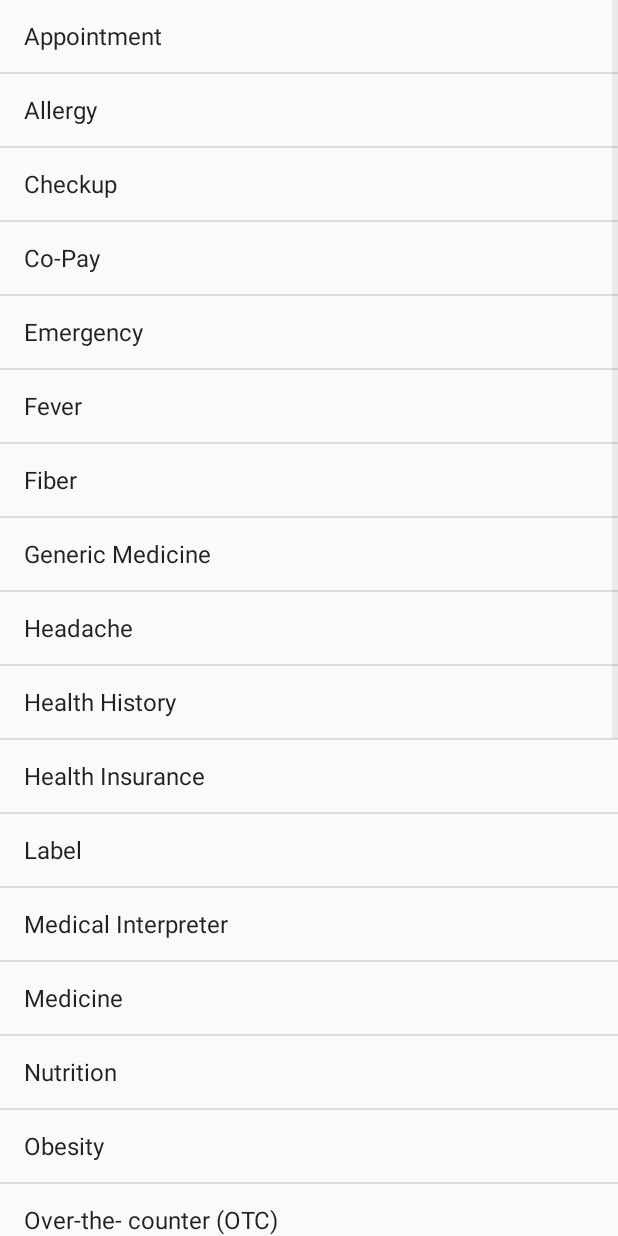
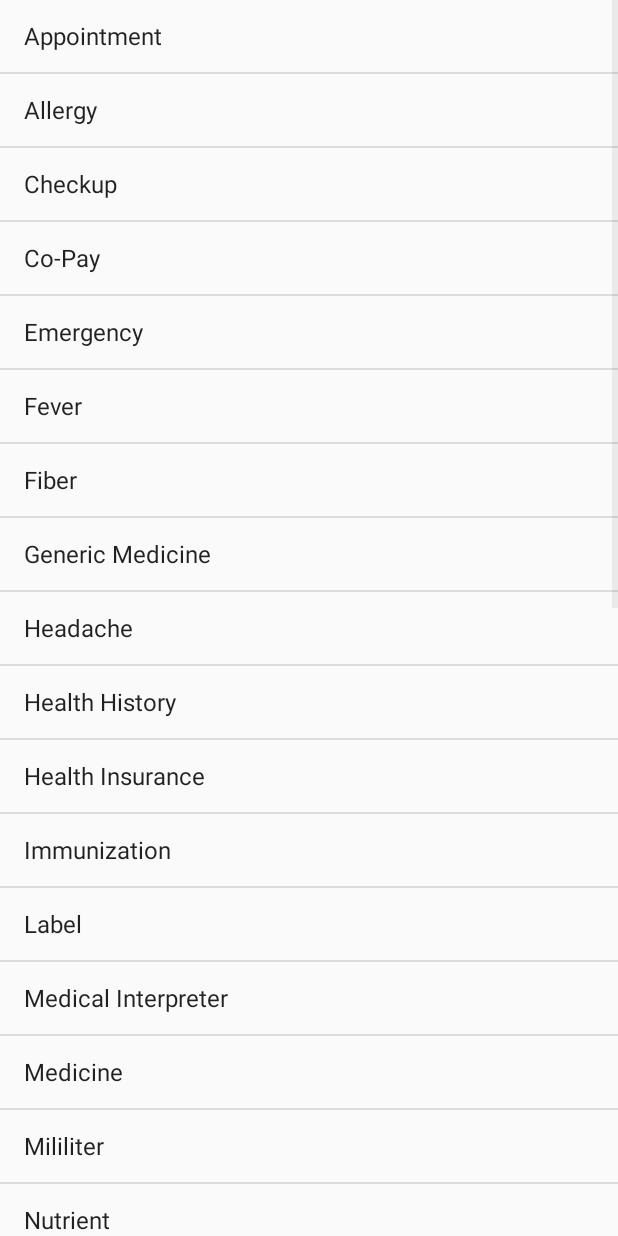
Before and after one commit to Jack-Stoetzel/COSC330, an Android app: the WordList screen opened directly, with no data from a screen before it, on a phone screen of 412 x 824 dp. Run offline under Robolectric (Android 15) with nearby library versions, the phone set to English and light mode, and no system bars.

Commit message:
New pictures, new definitions

```diff
--- a/Project1/app/src/main/res/values/strings.xml
+++ b/Project1/app/src/main/res/values/strings.xml
@@ -46,6 +46,11 @@
         <item>H elth In SHER uns</item>
         <item>A program where you pay each month and then the program pays for your health care</item>
 
+        <item>Immunization</item>
+        <item>IM yoon ZA Shun</item>
+        <item>The process of becoming immune or resistant to an infectious disease, typically by getting vaccines.
+            It is good to stay up to date on these and check with your doctor on what you need</item>
+
         <item>Label</item>
         <item>LA bel</item>
         <item>On the bottle or box to describe the medicine and how to take it</item>
@@ -57,6 +62,14 @@
         <item>Medicine</item>
         <item>MED uh sin</item>
         <item>Used when you are sick or have aches and pain to help make you feel well</item>
+
+        <item>Mililiter</item>
+        <item>Mil e LEE Ter</item>
+        <item>Measurement of how much liquid medicine is needed Common abbreviation: mL</item>
+
+        <item>Nutrient</item>
+        <item>New TRISH ent</item>
+        <item>In foods and needed by people to stay healthy</item>
 
         <item>Nutrition</item>
         <item>New TRISH un</item>
@@ -106,6 +119,18 @@
         <item>SIMP tums</item>
         <item>Something that happens in the body that shows you have an injury or illness</item>
 
+        <item>Tablespoon</item>
+        <item>T A ble SPU n</item>
+        <item>Common abbreviation: Tbsp, Equals 3 teaspoons or 15 mL</item>
+
+        <item>Teaspoon</item>
+        <item>Ti SPU n</item>
+        <item>Measurement of how much liquid medicine is needed Common abbreviation: tsp Equals 5 mL</item>
+
+        <item>Vaccine</item>
+        <item>Vak seen</item>
+        <item>Provides immunity against one or several diseases</item>
+
         <item>Warning Label</item>
         <item>WAR ning LA bel</item>
         <item>Describes dangers and what NOT to do when taking medicine</item>
```
Also changed, not shown: Project1/app/src/main/res/drawable/immune.png (added), Project1/app/src/main/res/drawable/mililiter.png (added), Project1/app/src/main/res/drawable/nutrient.png (added), Project1/app/src/main/res/drawable/tablespoon.png (added), Project1/app/src/main/res/drawable/teaspoon.png (added), Project1/app/src/main/res/drawable/vaccine.png (added).
